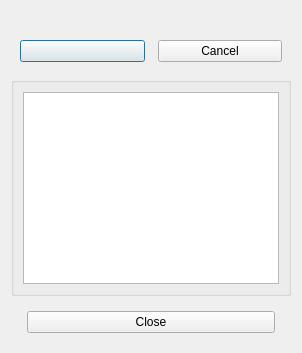
This is source/progressdialog.ui in pionere/d1-graphics-tool as Qt 5 draws it before an edit. The edited form follows.
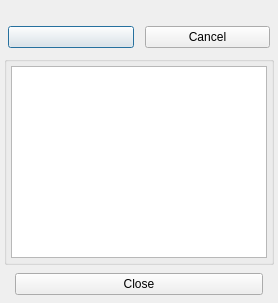
This is the edited form.

The edit to the form file:
```diff
--- a/source/progressdialog.ui
+++ b/source/progressdialog.ui
@@ -81,6 +81,7 @@
    </item>
   </layout>
  </widget>
+ <layoutdefault spacing="4" margin="4"/>
  <resources/>
  <connections/>
  <buttongroups/>
```
